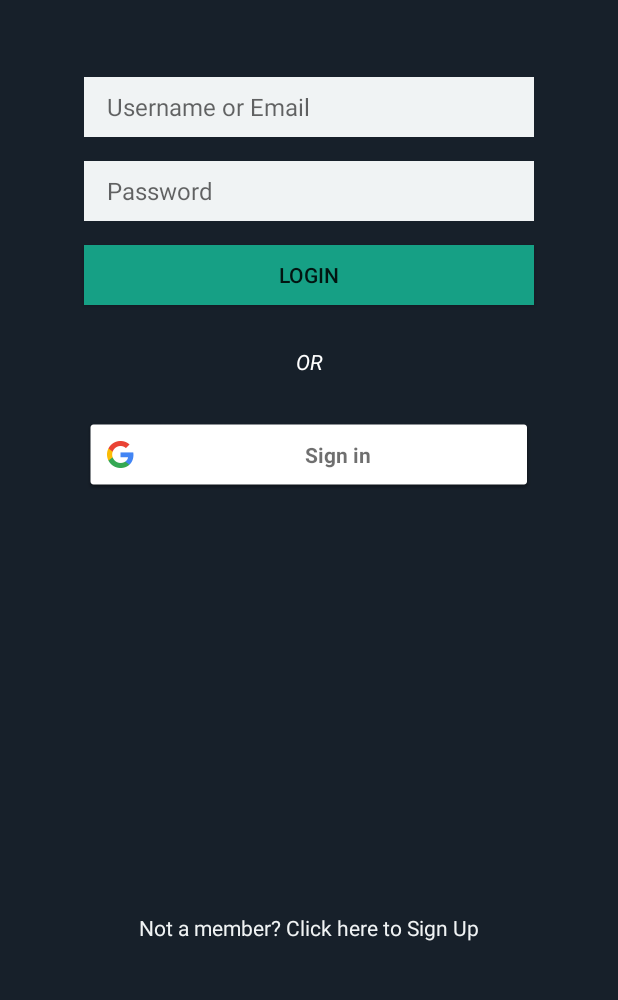
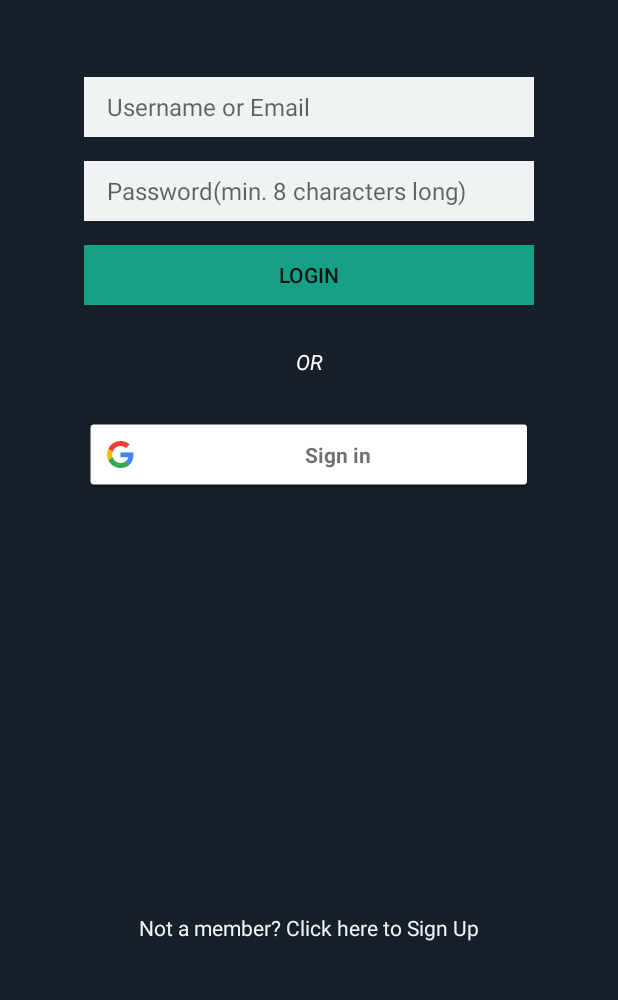
Before and after one commit to aashish157/TaskMan, an Android app: the screen it shows after launch (MainActivity), after a tap on "LOGIN", on a phone screen of 412 x 824 dp, the part 205-1205 px from its top. Run offline under Robolectric (Android 15) with nearby library versions, the phone set to English and light mode, and no system bars; our stand-ins replace Firebase (no records; nobody signed in at launch, a user with empty details on screens opened directly).

Commit message:
signin & signout fixed

```diff
--- a/app/build.gradle
+++ b/app/build.gradle
@@ -30,6 +30,7 @@ dependencies {
     androidTestImplementation 'com.android.support.test:runner:1.0.2'
     androidTestImplementation 'com.android.support.test.espresso:espresso-core:3.0.2'
     implementation 'com.github.bumptech.glide:glide:4.8.0'
+    implementation 'com.android.support:design:28.0.0'
 
 }
 
--- a/app/src/main/java/com/argbots/aashish/taskman/MainActivity.java
+++ b/app/src/main/java/com/argbots/aashish/taskman/MainActivity.java
@@ -5,6 +5,7 @@ import android.content.Intent;
 import android.support.annotation.NonNull;
 import android.support.v7.app.AppCompatActivity;
 import android.os.Bundle;
+import android.text.TextUtils;
 import android.util.Log;
 import android.view.View;
 import android.widget.Button;
@@ -27,10 +28,17 @@ import com.google.firebase.auth.GoogleAuthProvider;
 
 public class MainActivity extends Activity {
 
+    private FirebaseAuth mAuth;
+
+    private EditText username;
+    private EditText password;
+    private Button loginBtn;
+    private TextView loginActivityText;
+
 
     private static final int RC_SIGN_IN = 18;
     GoogleSignInClient mGoogleSignInClient;
-    FirebaseAuth mAuth;
+
     private String TAG="Harsh";
 
     @Override
@@ -38,16 +46,18 @@ public class MainActivity extends Activity {
         super.onCreate(savedInstanceState);
         setContentView(R.layout.activity_main);
 
-        EditText username = (EditText) findViewById(R.id.username);
-        EditText password = (EditText) findViewById(R.id.password);
-        Button loginBtn = (Button) findViewById(R.id.loginBtn);
-        TextView loginActivityText = (TextView) findViewById(R.id.loginTextView);
+        username = (EditText) findViewById(R.id.username);
+        password = (EditText) findViewById(R.id.password);
+        loginBtn = (Button) findViewById(R.id.loginBtn);
+        loginActivityText = (TextView) findViewById(R.id.loginTextView);
 
         //onclick login button function
         loginBtn.setOnClickListener(new View.OnClickListener() {
 
             @Override
             public void onClick(View view) {
+
+                login();
 
             }
 
@@ -138,4 +148,31 @@ public class MainActivity extends Activity {
         startActivityForResult(signInIntent, RC_SIGN_IN);
     }
 
+    private void login()
+    {
+        String memail = username.getText().toString();
+        String mpass = password.getText().toString();
+
+        if(TextUtils.isEmpty(memail) || TextUtils.isEmpty(mpass))
+        {
+            Toast.makeText(MainActivity.this,"Fields are empty",Toast.LENGTH_LONG);
+        }
+        else
+        {
+            mAuth.signInWithEmailAndPassword(memail, mpass)
+                    .addOnCompleteListener(this, new OnCompleteListener<AuthResult>() {
+                        @Override
+                        public void onComplete(@NonNull Task<AuthResult> task) {
+                            if (task.isSuccessful()) {
+                                startActivity(new Intent(MainActivity.this,dashboard.class));
+                            } else {
+                                Toast.makeText(MainActivity.this,"Sign Up Problem",Toast.LENGTH_LONG);
+                            }
+
+
+                        }
+                    });
+        }
+    }
+
 }
--- a/app/src/main/java/com/argbots/aashish/taskman/signUpActivity.java
+++ b/app/src/main/java/com/argbots/aashish/taskman/signUpActivity.java
@@ -76,7 +76,7 @@ public class signUpActivity extends Activity {
                            @Override
                            public void onComplete(@NonNull Task<AuthResult> task) {
                                if (task.isSuccessful()) {
-                                   startActivity(new Intent(signUpActivity.this,AccountActivity.class));
+                                   startActivity(new Intent(signUpActivity.this,dashboard.class));
                                } else {
                                    Toast.makeText(signUpActivity.this,"Sign Up Problem",Toast.LENGTH_LONG);
                                }
--- a/app/src/main/res/layout/activity_main.xml
+++ b/app/src/main/res/layout/activity_main.xml
@@ -44,7 +44,7 @@
         android:layout_marginTop="244dp"
         android:background="#F0F3F4"
         android:ems="10"
-        android:hint="Password"
+        android:hint="Password(min. 8 characters long)"
         android:inputType="textPersonName"
         android:paddingLeft="15dp"
         android:textSize="16sp" />
--- a/app/src/main/res/layout/activity_sign_up.xml
+++ b/app/src/main/res/layout/activity_sign_up.xml
@@ -59,7 +59,7 @@
         android:layout_marginTop="300dp"
         android:background="#F0F3F4"
         android:ems="10"
-        android:hint="Password"
+        android:hint="Password(min. 8 characters long)"
         android:inputType="textPersonName"
         android:paddingLeft="15dp"
         android:textSize="16sp" />
```
Also changed, not shown: app/src/main/java/com/argbots/aashish/taskman/dashboard.java (+4 -7 lines).
